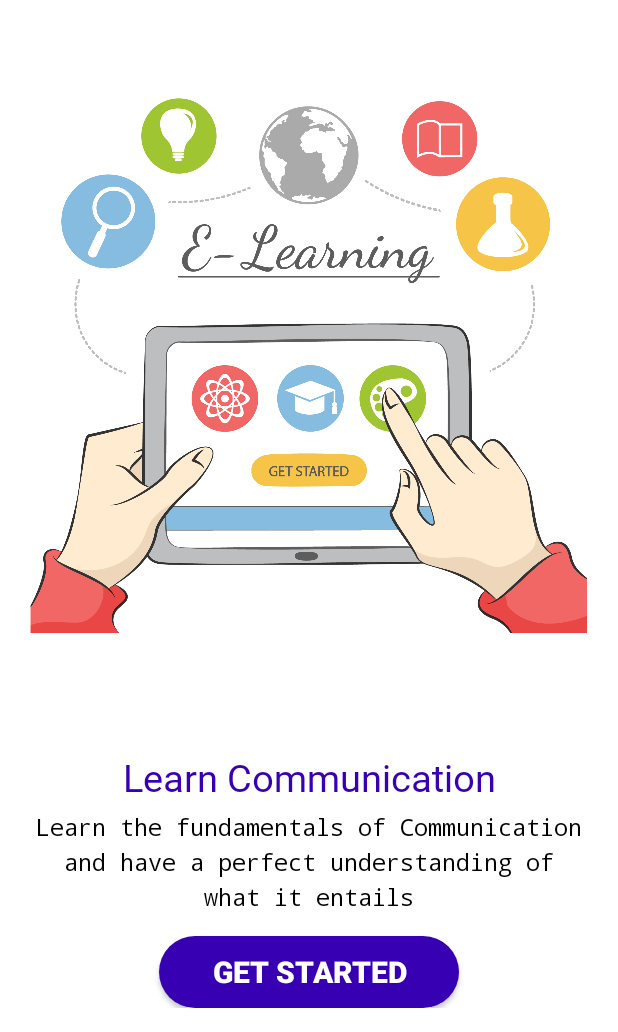
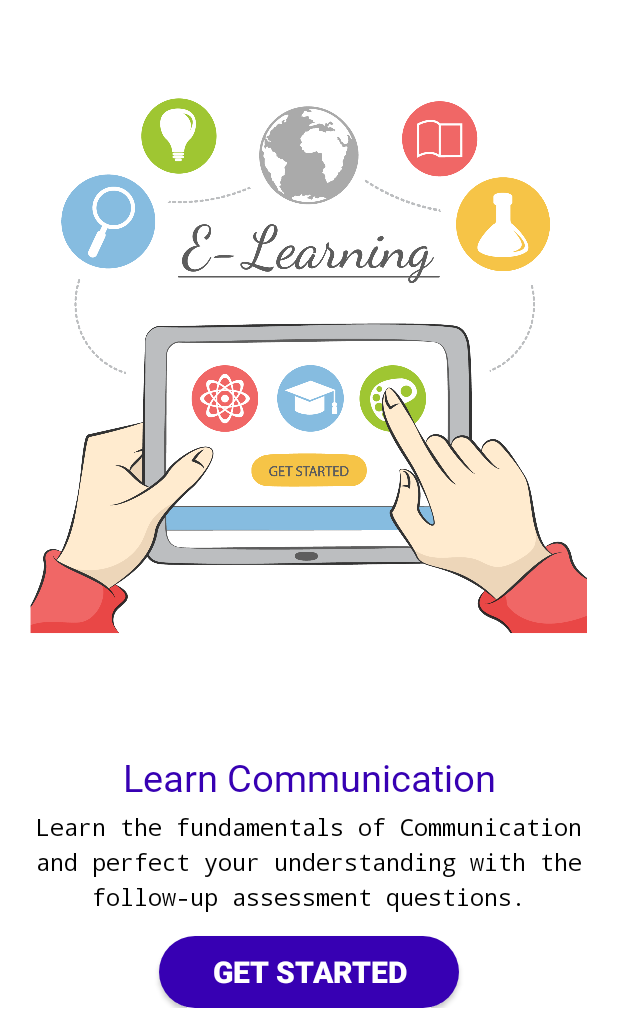
Before and after one commit to codewithade/Ajadi-Communication, an Android app: the screen it shows after launch (MainActivity), on a phone screen of 412 x 824 dp, the part 204-1236 px from its top. Run offline under Robolectric (Android 15) with nearby library versions, the phone set to English and light mode, and no system bars.

Commit message:
updated App Name

```diff
--- a/app/src/main/res/values/strings.xml
+++ b/app/src/main/res/values/strings.xml
@@ -1,6 +1,6 @@
 <resources>
-    <string name="app_name">AD Comm</string>
-    <string name="t3">Learn the fundamentals of Communication and have a perfect understanding of what it entails</string>
+    <string name="app_name">CommTutor</string>
+    <string name="t3">Learn the fundamentals of Communication and perfect your understanding with the follow-up assessment questions.</string>
     <string name="t2">Learn Communication</string>
     <string name="t1">In collaboration with UNILORIN</string>
     <string name="t4">An Educational Technology Initiative</string>
```
